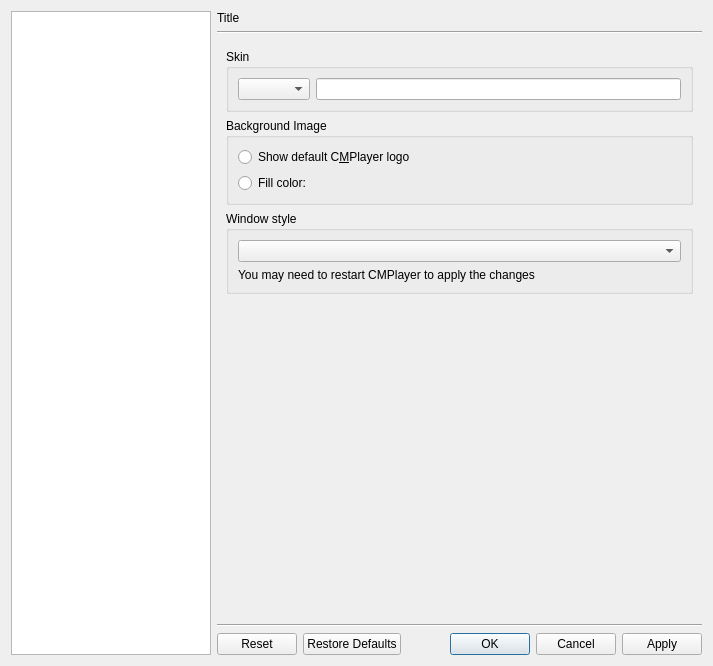
Before: the Qt Designer form src/cmplayer/ui/prefdialog.ui in bylee20/bomi, drawn with Qt 5.
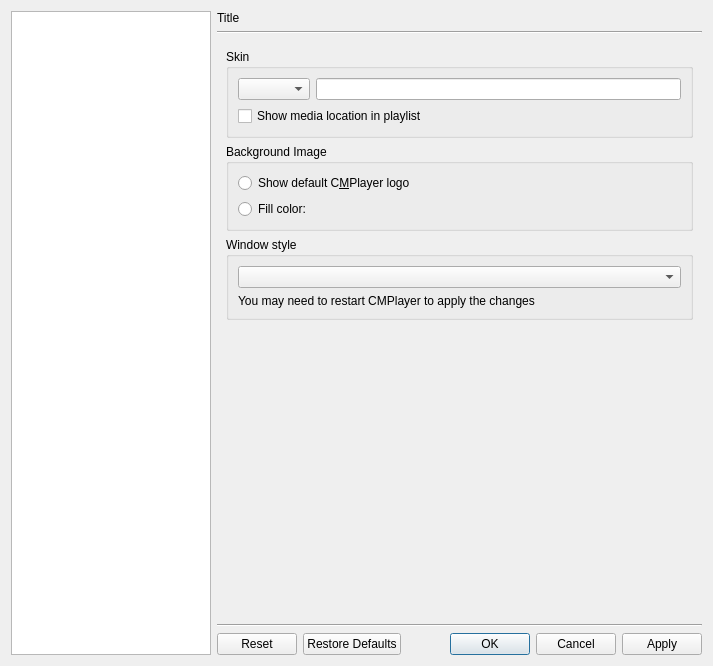
After: the same form once the commit is applied. The open tabs and pages were chosen to show the change. Icons and pictures are not drawn. Custom widgets are drawn as their Qt base class.

Commit message: * New: option to show/hide media location in playlist under Skin & Style tab

Diff of the .ui file:
```diff
--- a/src/cmplayer/ui/prefdialog.ui
+++ b/src/cmplayer/ui/prefdialog.ui
@@ -2188,13 +2188,15 @@
         </layout>
        </widget>
        <widget class="QWidget" name="skin_style">
-        <layout class="QVBoxLayout" name="verticalLayout_31">
+        <layout class="QVBoxLayout" name="verticalLayout_40">
          <item>
           <widget class="QGroupBox" name="groupBox_4">
            <property name="title">
             <string>Skin</string>
            </property>
-           <layout class="QHBoxLayout" name="horizontalLayout_9">
+           <layout class="QVBoxLayout" name="verticalLayout_31">
+            <item>
+             <layout class="QHBoxLayout" name="horizontalLayout_7">
             <item>
              <widget class="DataComboBox" name="skin_name"/>
             </item>
@@ -2206,6 +2208,15 @@
              </widget>
             </item>
            </layout>
+            </item>
+            <item>
+             <widget class="PlaylistThemeWidget" name="playlist_theme">
+              <property name="text">
+               <string>Show media location in playlist</string>
+              </property>
+             </widget>
+            </item>
+           </layout>
           </widget>
          </item>
          <item>
@@ -2887,6 +2898,11 @@
    <extends>QTreeWidget</extends>
    <header>dialog/prefdialog_p.hpp</header>
   </customwidget>
+  <customwidget>
+   <class>PlaylistThemeWidget</class>
+   <extends>QCheckBox</extends>
+   <header>quick/playlistthemeobject.hpp</header>
+  </customwidget>
  </customwidgets>
  <resources>
   <include location="../rsclist.qrc"/>
```
Left out of the diff: 2 changed lines with no effect on the pictures. Lines whose indentation alone changed are shown as unchanged. The commit also changes 10 other files.
